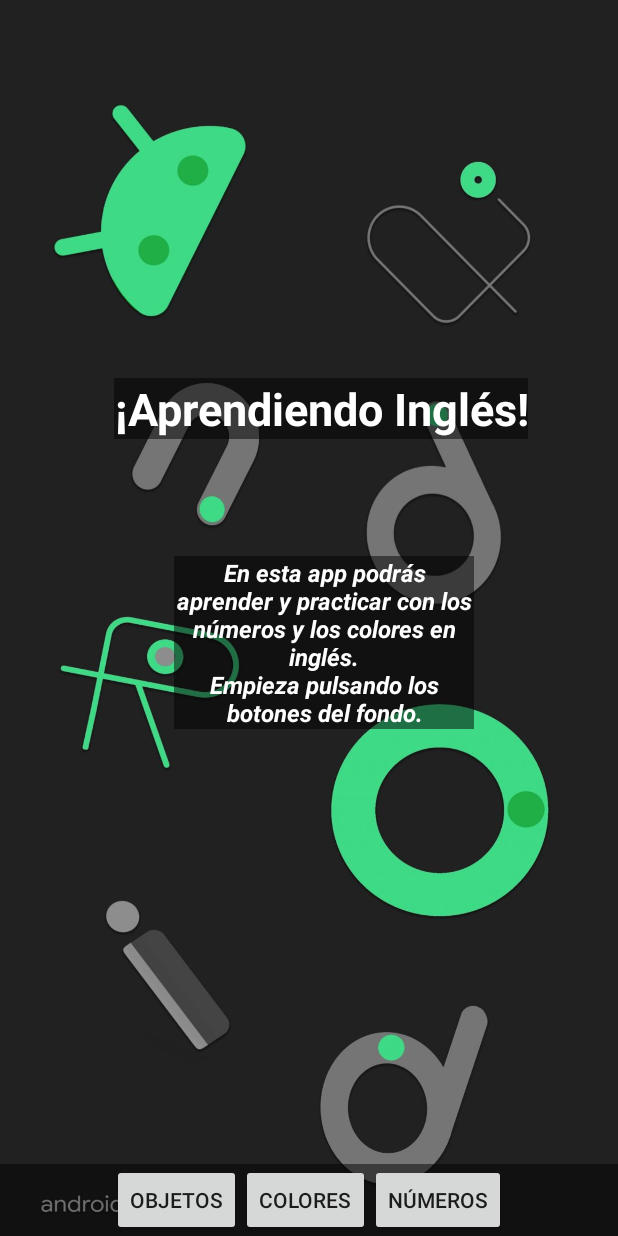
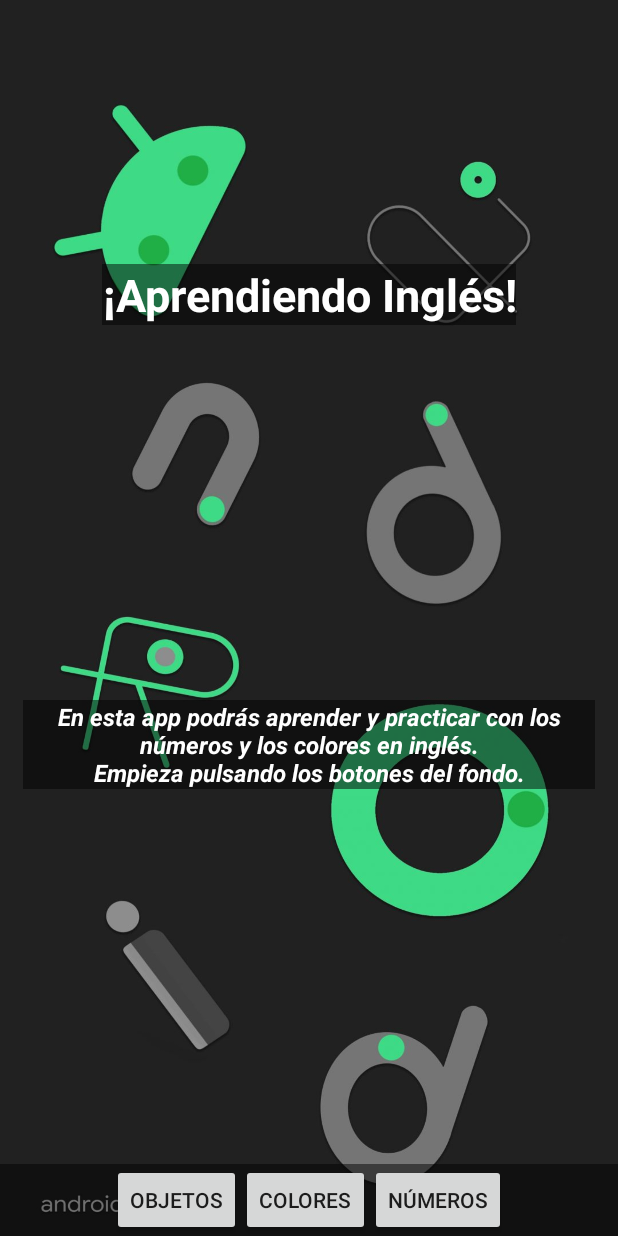
Before and after one commit to gasparpd/Android, an Android app: the screen it shows after launch (MainActivity), on a phone screen of 412 x 824 dp. Run offline under Robolectric (Android 15) with nearby library versions, the phone set to English and light mode, and no system bars.

Commit message:
Mejorado el layout con un LinearLayout

```diff
--- a/AppAprendiendoIdiomas/app/src/main/res/layout/activity_main.xml
+++ b/AppAprendiendoIdiomas/app/src/main/res/layout/activity_main.xml
@@ -1,37 +1,51 @@
 <?xml version="1.0" encoding="utf-8"?>
-<androidx.constraintlayout.widget.ConstraintLayout xmlns:android="http://schemas.android.com/apk/res/android"
-    xmlns:app="http://schemas.android.com/apk/res-auto"
+<LinearLayout xmlns:android="http://schemas.android.com/apk/res/android"
     xmlns:tools="http://schemas.android.com/tools"
     android:layout_width="match_parent"
     android:layout_height="match_parent"
     android:background="@drawable/main_background_pixel_4_doodle"
+    android:gravity="bottom"
     android:hapticFeedbackEnabled="false"
+    android:orientation="vertical"
     tools:context=".MainActivity">
 
     <TextView
         android:id="@+id/textView"
         android:layout_width="wrap_content"
         android:layout_height="wrap_content"
-        android:layout_marginStart="76dp"
-        android:layout_marginTop="252dp"
+        android:layout_gravity="center_horizontal"
+        android:layout_marginBottom="250dp"
         android:background="#7E000000"
         android:hapticFeedbackEnabled="false"
         android:text="@string/tv_aprendiendo_in"
         android:textAlignment="center"
         android:textColor="@color/text_color"
         android:textSize="30sp"
-        android:textStyle="bold"
-        app:layout_constraintStart_toStartOf="parent"
-        app:layout_constraintTop_toTopOf="parent" />
+        android:textStyle="bold" />
+
+    <TextView
+        android:id="@+id/main_tv_desc"
+        android:layout_width="wrap_content"
+        android:layout_height="wrap_content"
+        android:layout_gravity="center_vertical"
+        android:layout_marginLeft="15dp"
+        android:layout_marginRight="15dp"
+        android:layout_marginBottom="250dp"
+        android:background="#7E000000"
+        android:text="@string/main_tv_desc"
+        android:textAlignment="center"
+        android:textColor="@color/text_color"
+        android:textSize="16sp"
+        android:textStyle="bold|italic" />
 
     <LinearLayout
         android:layout_width="match_parent"
         android:layout_height="wrap_content"
+        android:layout_gravity="bottom"
         android:background="#7E000000"
+        android:foregroundGravity="bottom"
         android:gravity="center"
-        android:orientation="horizontal"
-        app:layout_constraintBottom_toBottomOf="parent"
-        app:layout_constraintStart_toStartOf="parent">
+        android:orientation="horizontal">
 
         <Button
             android:id="@+id/btn_principal_colores2"
@@ -58,18 +72,4 @@
             android:text="@string/btn_aprender_numeros" />
     </LinearLayout>
 
-    <TextView
-        android:id="@+id/main_tv_desc"
-        android:layout_width="200dp"
-        android:layout_height="wrap_content"
-        android:layout_marginStart="116dp"
-        android:layout_marginTop="78dp"
-        android:background="#7E000000"
-        android:text="@string/main_tv_desc"
-        android:textAlignment="center"
-        android:textColor="@color/text_color"
-        android:textSize="16sp"
-        android:textStyle="bold|italic"
-        app:layout_constraintStart_toStartOf="parent"
-        app:layout_constraintTop_toBottomOf="@+id/textView" />
-</androidx.constraintlayout.widget.ConstraintLayout>
+</LinearLayout>
```
